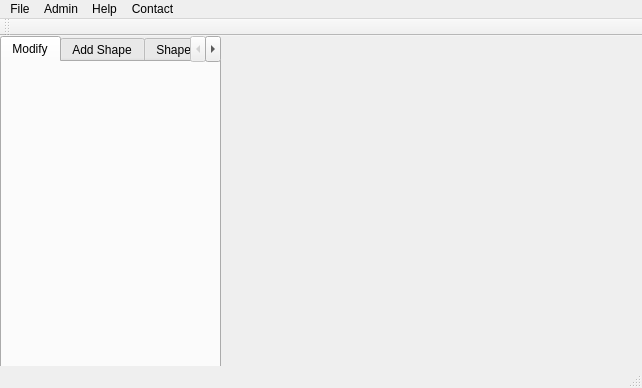
First picture: the form in mainwindow.ui, repository trpaczkowski/OOF-saddleback-cs1c, before the edit.
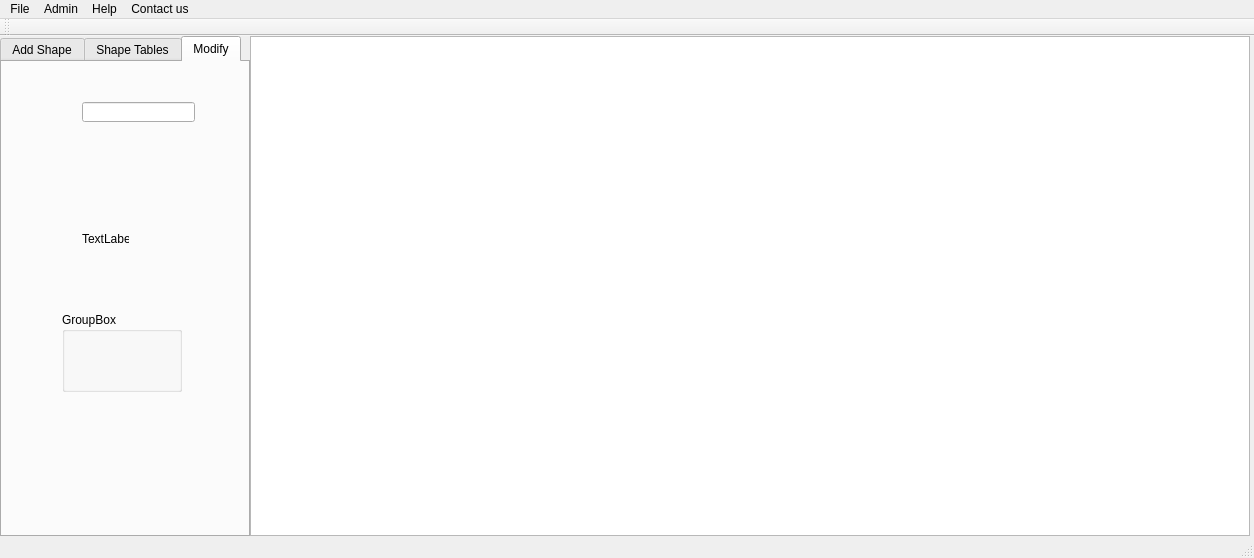
Second picture: the form after the edit. The open tabs and pages were chosen to show the change.

Commit message: added user interface and hiding for admin actions -travis

```diff
--- a/mainwindow.ui
+++ b/mainwindow.ui
@@ -6,8 +6,8 @@
    <rect>
     <x>0</x>
     <y>0</y>
-    <width>642</width>
-    <height>388</height>
+    <width>1254</width>
+    <height>558</height>
    </rect>
   </property>
   <property name="windowTitle">
@@ -19,18 +19,31 @@
      <rect>
       <x>0</x>
       <y>0</y>
-      <width>221</width>
-      <height>351</height>
+      <width>250</width>
+      <height>501</height>
      </rect>
     </property>
+    <property name="minimumSize">
+     <size>
+      <width>250</width>
+      <height>0</height>
+     </size>
+    </property>
+    <property name="maximumSize">
+     <size>
+      <width>250</width>
+      <height>16777215</height>
+     </size>
+    </property>
+    <property name="styleSheet">
+     <string notr="true"/>
+    </property>
     <property name="currentIndex">
      <number>2</number>
     </property>
-    <widget class="QWidget" name="Tab_Modify">
-     <attribute name="title">
-      <string>Modify</string>
-     </attribute>
-    </widget>
+    <property name="tabBarAutoHide">
+     <bool>false</bool>
+    </property>
     <widget class="QWidget" name="Tab_Shape">
      <attribute name="title">
       <string>Add Shape</string>
@@ -41,14 +54,83 @@
       <string>Shape Tables</string>
      </attribute>
     </widget>
+    <widget class="QWidget" name="Tab_Modify">
+     <attribute name="title">
+      <string>Modify</string>
+     </attribute>
+     <widget class="QLabel" name="label">
+      <property name="geometry">
+       <rect>
+        <x>80</x>
+        <y>170</y>
+        <width>47</width>
+        <height>13</height>
+       </rect>
+      </property>
+      <property name="text">
+       <string>TextLabel</string>
+      </property>
+     </widget>
+     <widget class="QGroupBox" name="groupBox">
+      <property name="geometry">
+       <rect>
+        <x>60</x>
+        <y>250</y>
+        <width>120</width>
+        <height>80</height>
+       </rect>
+      </property>
+      <property name="title">
+       <string>GroupBox</string>
+      </property>
+     </widget>
+     <widget class="QLineEdit" name="lineEdit">
+      <property name="geometry">
+       <rect>
+        <x>80</x>
+        <y>40</y>
+        <width>113</width>
+        <height>20</height>
+       </rect>
+      </property>
+     </widget>
+    </widget>
    </widget>
+   <widget class="QGraphicsView" name="graphicsView">
+    <property name="enabled">
+     <bool>true</bool>
+    </property>
+    <property name="geometry">
+     <rect>
+      <x>250</x>
+      <y>0</y>
+      <width>1000</width>
+      <height>500</height>
+     </rect>
+    </property>
+    <property name="minimumSize">
+     <size>
+      <width>1000</width>
+      <height>500</height>
+     </size>
+    </property>
+    <property name="maximumSize">
+     <size>
+      <width>1000</width>
+      <height>500</height>
+     </size>
+    </property>
+   </widget>
+   <zorder>graphicsView</zorder>
+   <zorder>horizontalSpacer</zorder>
+   <zorder>tabWidget</zorder>
   </widget>
   <widget class="QMenuBar" name="menuBar">
    <property name="geometry">
     <rect>
      <x>0</x>
      <y>0</y>
-     <width>642</width>
+     <width>1254</width>
      <height>21</height>
     </rect>
    </property>
@@ -71,7 +153,7 @@
    </widget>
    <widget class="QMenu" name="menuContact">
     <property name="title">
-     <string>Contact</string>
+     <string>Contact us</string>
     </property>
    </widget>
    <addaction name="menuFile"/>
```
Left out of the diff: 32 changed lines with no effect on the pictures. The commit also changes 6 other files.
